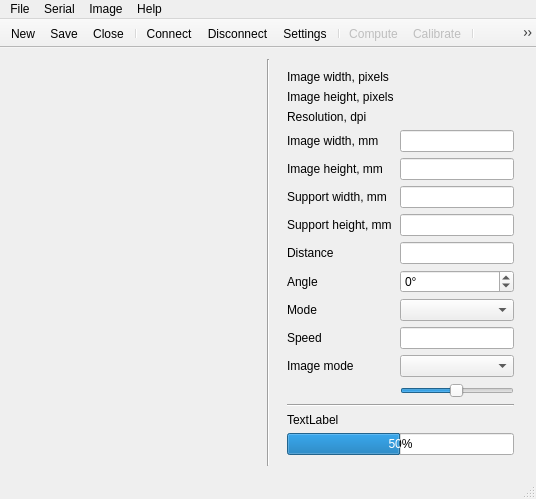
troisiemetype/c-projecteur-laser, file projecteurlaser.ui: the form before one commit.
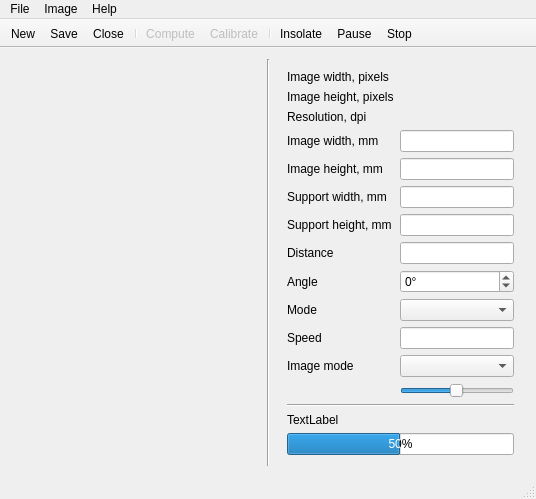
The form after the commit.

Commit message: Modified whole project to use audio board instead of serial link. removed Serial, SerialConfig and WinSerialSettings. Added Audio. Audio creates an audio file from the image. Modified compute image: bresenham's algorithm implementation changed. Modified ProjecteurLaser: Changes to GUI and according slots.

What changed in the file:
```diff
--- a/projecteurlaser.ui
+++ b/projecteurlaser.ui
@@ -292,14 +292,6 @@
     <addaction name="actionFileClose"/>
     <addaction name="actionGrayScale"/>
    </widget>
-   <widget class="QMenu" name="menuSerial">
-    <property name="title">
-     <string>Serial</string>
-    </property>
-    <addaction name="actionSerialConnect"/>
-    <addaction name="actionSerialDisconnect"/>
-    <addaction name="actionSerialSettings"/>
-   </widget>
    <widget class="QMenu" name="menuImage">
     <property name="title">
      <string>Image</string>
@@ -315,7 +307,6 @@
     <addaction name="actionAbout"/>
    </widget>
    <addaction name="menuFile"/>
-   <addaction name="menuSerial"/>
    <addaction name="menuImage"/>
    <addaction name="menuHelp"/>
   </widget>
@@ -333,14 +324,12 @@
    <addaction name="actionFileSave"/>
    <addaction name="actionFileClose"/>
    <addaction name="separator"/>
-   <addaction name="actionSerialConnect"/>
-   <addaction name="actionSerialDisconnect"/>
-   <addaction name="actionSerialSettings"/>
-   <addaction name="separator"/>
    <addaction name="actionImageCompute"/>
    <addaction name="actionImageCalibrate"/>
    <addaction name="separator"/>
-   <addaction name="actionSendData"/>
+   <addaction name="actionSend"/>
+   <addaction name="actionPause"/>
+   <addaction name="actionStop"/>
   </widget>
   <widget class="QStatusBar" name="statusBar"/>
   <action name="actionFileNew">
@@ -366,6 +355,12 @@
    </property>
   </action>
   <action name="actionFileSave">
+   <property name="checkable">
+    <bool>false</bool>
+   </property>
+   <property name="enabled">
+    <bool>true</bool>
+   </property>
    <property name="text">
     <string>Save</string>
    </property>
@@ -378,30 +373,6 @@
     <string>Close</string>
    </property>
   </action>
-  <action name="actionSerialConnect">
-   <property name="checkable">
-    <bool>true</bool>
-   </property>
-   <property name="checked">
-    <bool>false</bool>
-   </property>
-   <property name="text">
-    <string>Connect</string>
-   </property>
-  </action>
-  <action name="actionSerialDisconnect">
-   <property name="text">
-    <string>Disconnect</string>
-   </property>
-   <property name="visible">
-    <bool>false</bool>
-   </property>
-  </action>
-  <action name="actionSerialSettings">
-   <property name="text">
-    <string>Settings</string>
-   </property>
-  </action>
   <action name="actionHelp">
    <property name="text">
     <string>Help</string>
@@ -431,20 +402,6 @@
     <string>Calibrate</string>
    </property>
   </action>
-  <action name="actionSendData">
-   <property name="checkable">
-    <bool>true</bool>
-   </property>
-   <property name="enabled">
-    <bool>false</bool>
-   </property>
-   <property name="text">
-    <string>Send image</string>
-   </property>
-   <property name="toolTip">
-    <string>Send the image to the projector</string>
-   </property>
-  </action>
   <action name="actionGrayScale">
    <property name="text">
     <string>Gray scale</string>
@@ -453,6 +410,30 @@
     <string>Create a gray scale image</string>
    </property>
   </action>
+  <action name="actionSend">
+   <property name="checkable">
+    <bool>true</bool>
+   </property>
+   <property name="text">
+    <string>Insolate</string>
+   </property>
+  </action>
+  <action name="actionPause">
+   <property name="checkable">
+    <bool>true</bool>
+   </property>
+   <property name="text">
+    <string>Pause</string>
+   </property>
+  </action>
+  <action name="actionStop">
+   <property name="checkable">
+    <bool>false</bool>
+   </property>
+   <property name="text">
+    <string>Stop</string>
+   </property>
+  </action>
  </widget>
  <layoutdefault spacing="6" margin="11"/>
  <tabstops>
```
Left out of the diff: 11 changed lines with no effect on the pictures. The commit also changes 15 other files.
